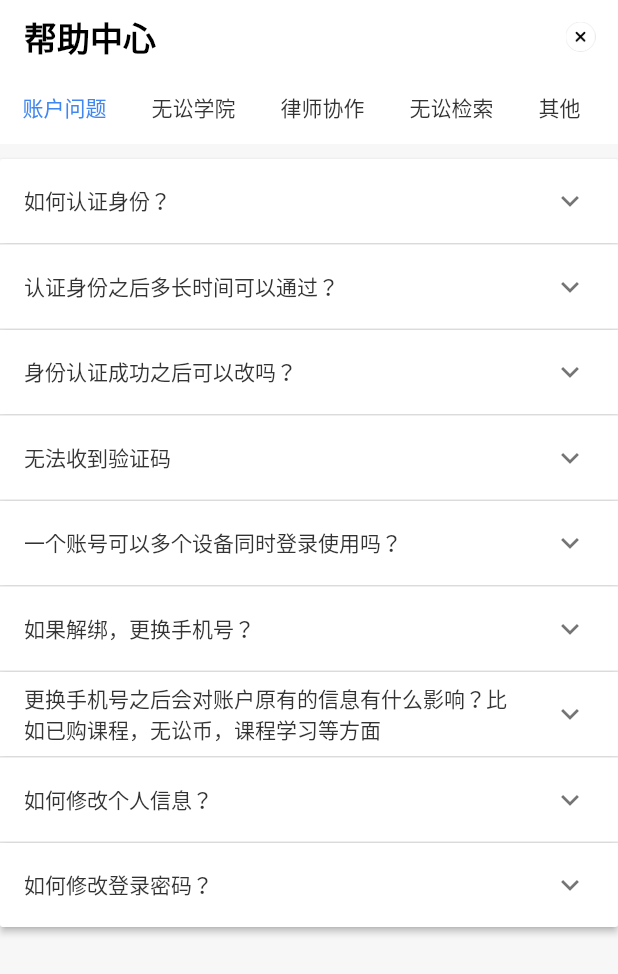
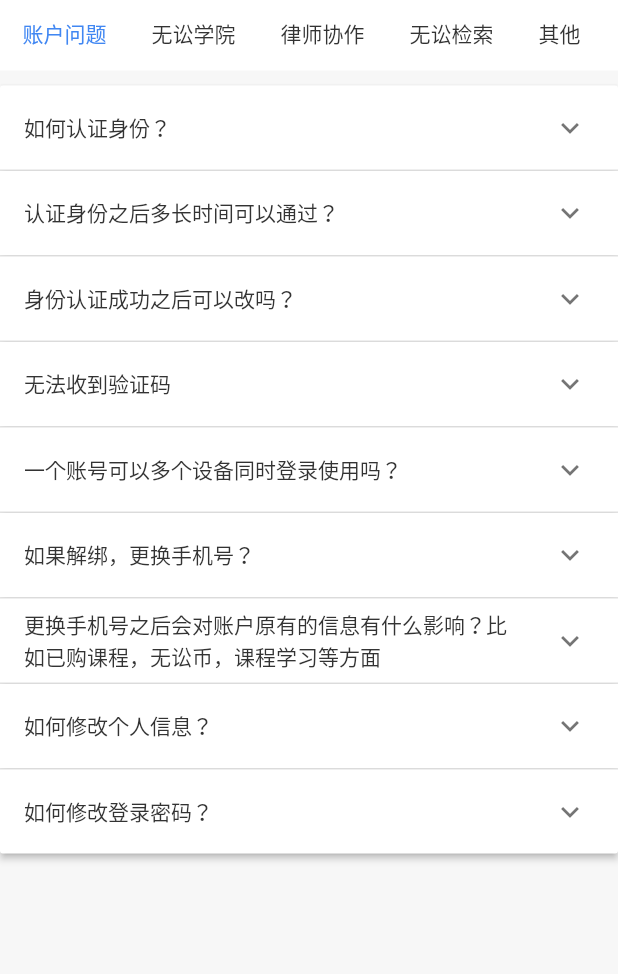
Before and after one commit to GodlikeLPC/WSFlutterWeb, a Flutter app: the screen it shows after launch, on a phone screen of 412 x 824 dp. Shown: the top 974 px of the screen. Run offline on Flutter 3.47's test engine with Material 2 defaults, Android fonts, the phone set to English and light mode, and no system bars; missing offline and left inert: dart:html.

Commit message:
隐藏appbar

```diff
--- a/lib/scene/help/ws_help_app_page.dart
+++ b/lib/scene/help/ws_help_app_page.dart
@@ -24,6 +24,103 @@ class _WSHelpAppPageState extends State<WSHelpAppPage>
     with SingleTickerProviderStateMixin {
   List<String> _tabBottomValues = ['账户问题', '无讼学院', '律师协作', '无讼检索', '其他'];
 
+  TabController _tabBottomController;
+
+  @override
+  void initState() {
+    super.initState();
+
+    _tabBottomController = TabController(
+        vsync: this, // 动画效果的异步处理
+        length: _tabBottomValues.length // tab 个数
+        );
+  }
+
+  _widgetTabbar() {
+    return PreferredSize(
+        child: Container(
+          color: WSColor.colorBgContainer,
+          child: Align(
+            alignment: Alignment.centerLeft,
+            child: TabBar(
+              controller: _tabBottomController,
+              indicatorColor: WSColor.colorTransparent,
+              labelPadding: EdgeInsets.symmetric(vertical: 12, horizontal: 15),
+              isScrollable: true,
+              labelColor: WSColor.colorWSBlue,
+              unselectedLabelColor: WSColor.color333333,
+              tabs: _tabBottomValues.map((String title) {
+                return Text(
+                  title,
+                  style: TextStyle(
+                    fontSize: WSFont.fontSize14,
+                  ),
+                );
+              }).toList(),
+              onTap: (index) {
+                if (mounted) setState(() {});
+              },
+            ),
+          ),
+        ),
+        preferredSize: Size(1, 40));
+  }
+
+  _mainWidget() {
+    return Column(
+      children: <Widget>[
+        _widgetTabbar(),
+        Expanded(
+          child: TabBarView(
+            controller: _tabBottomController,
+            children: _tabBottomValues
+                .map((e) => _HelpAppPageBodyWidget(type: e))
+                .toList(),
+          ),
+        ),
+        // LPCButton.bottom(
+        //   btnTitleWS: '在线咨询',
+        //   colors: WSColor.colorsBlue,
+        //   shadowColor: WSColor.colorShadowBlue,
+        //   onPressed: () {
+        //     window.open(
+        //         'https://wusongtech.udesk.cn/im_client/?web_plugin_id=11742&c_name=GodlikeLPC&c_phone=18514255273&c_email=12345@qq.com',
+        //         '咨询God');
+        //   },
+        // )
+      ],
+    );
+  }
+
+  @override
+  Widget build(BuildContext context) {
+    return Scaffold(
+      backgroundColor: WSColor.colorBgPage,
+      // appBar: AppBar(
+      //   backgroundColor: WSColor.colorBgContainer,
+      //   title: LPCText.appbar('帮助中心'),
+      //   actions: LPCButton.closeModuleActions(onPressedClose: () {
+      //     print('closeModuleActions');
+      //     window.location.href = 'closewindow:navigation';
+      //   }),
+      //   elevation: 0,
+      //   bottom: _widgetTabbar(),
+      // ),
+      body: _mainWidget(),
+    );
+  }
+}
+
+/// 帮助中心内容类
+class _HelpAppPageBodyWidget extends StatefulWidget {
+  final String type;
+
+  const _HelpAppPageBodyWidget({Key key, this.type}) : super(key: key);
+  @override
+  _HelpAppPageBodyWidgetState createState() => _HelpAppPageBodyWidgetState();
+}
+
+class _HelpAppPageBodyWidgetState extends State<_HelpAppPageBodyWidget> {
   /// 账户问题
   List<WSHelpQAModel> _listZHWTQAs = [
     WSHelpQAModel(
@@ -253,18 +350,6 @@ class _WSHelpAppPageState extends State<WSHelpAppPage>
     ),
   ];
 
-  TabController _tabBottomController;
-
-  @override
-  void initState() {
-    super.initState();
-
-    _tabBottomController = TabController(
-        vsync: this, // 动画效果的异步处理
-        length: _tabBottomValues.length // tab 个数
-        );
-  }
-
   Widget _widgetListView(String type) {
     List<WSHelpQAModel> listQAs;
     switch (type) {
@@ -322,73 +407,12 @@ class _WSHelpAppPageState extends State<WSHelpAppPage>
     );
   }
 
-  _widgetTabbar() {
-    return PreferredSize(
-        child: Align(
-          alignment: Alignment.centerLeft,
-          child: TabBar(
-            controller: _tabBottomController,
-            indicatorColor: WSColor.colorTransparent,
-            labelPadding: EdgeInsets.symmetric(vertical: 12, horizontal: 15),
-            isScrollable: true,
-            labelColor: WSColor.colorWSBlue,
-            unselectedLabelColor: WSColor.color333333,
-            tabs: _tabBottomValues.map((String title) {
-              return Text(
-                title,
-                style: TextStyle(
-                  fontSize: WSFont.fontSize14,
-                ),
-              );
-            }).toList(),
-            onTap: (index) {
-              if (mounted) setState(() {});
-            },
-          ),
-        ),
-        preferredSize: Size(1, 40));
-  }
-
   _mainWidget() {
-    return
-        // Column(
-        //   children: <Widget>[
-        //     Expanded(
-        //       child:
-        TabBarView(
-      controller: _tabBottomController,
-      children: _tabBottomValues.map((e) => _widgetListView(e)).toList(),
-      // ) ,
-      // ),
-      // LPCButton.bottom(
-      //   btnTitleWS: '在线咨询',
-      //   colors: WSColor.colorsBlue,
-      //   shadowColor: WSColor.colorShadowBlue,
-      //   onPressed: () {
-      //     window.open(
-      //         'https://wusongtech.udesk.cn/im_client/?web_plugin_id=11742&c_name=GodlikeLPC&c_phone=18514255273&c_email=12345@qq.com',
-      //         '咨询God');
-      //   },
-      // )
-      // ],
-    );
+    return _widgetListView(widget.type);
   }
 
   @override
   Widget build(BuildContext context) {
-    return Scaffold(
-      backgroundColor: WSColor.colorBgPage,
-      appBar: AppBar(
-        backgroundColor: WSColor.colorBgContainer,
-        title: LPCText.appbar('帮助中心'),
-        actions: LPCButton.closeModuleActions(onPressedClose: () {
-          print('closeModuleActions');
-          window.location.href = 'closewindow:navigation';
-        }),
-        elevation: 0,
-        bottom: _widgetTabbar(),
-      ),
-      body: _mainWidget(),
-    );
+    return _mainWidget();
   }
 }
```
Also changed, not shown: 3 other files.
